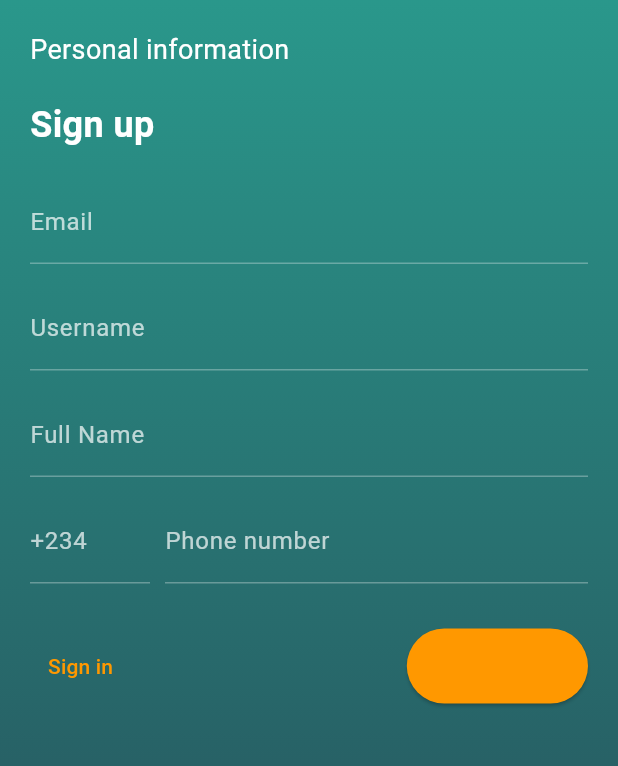
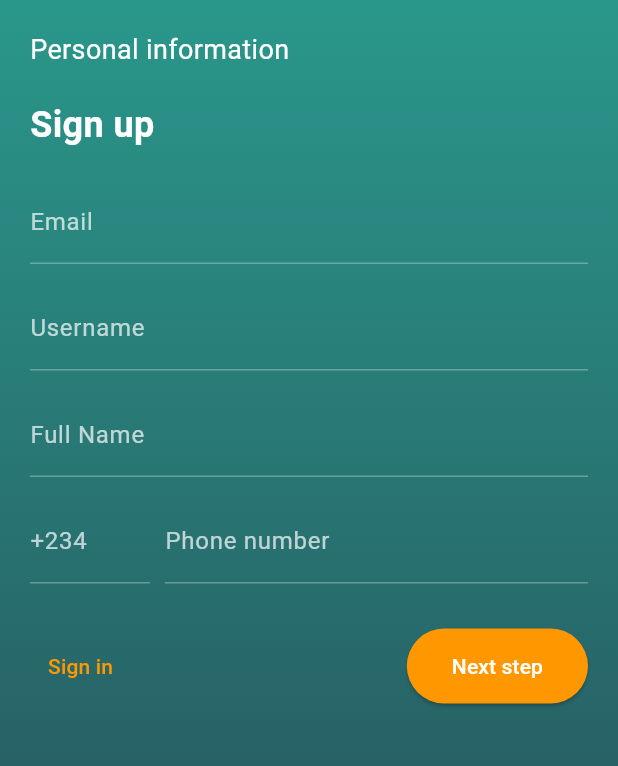
Before and after one commit to Jesudunsin2005/Phynix, a Flutter app: the screen it shows after launch, after a tap on "Create account", on a phone screen of 412 x 824 dp, the part 81-847 px from its top. Run offline on Flutter 3.47's test engine with Material 3 defaults, Android fonts, the phone set to English and light mode, and no system bars; our stand-ins replace flutter_dotenv, supabase_flutter; accounts and stored records are empty.

Commit message:
updated the text color

```diff
--- a/lib/auth/login_page.dart
+++ b/lib/auth/login_page.dart
@@ -109,7 +109,10 @@ class _LoginPageState extends State<LoginPage> {
                       ),
                       child: _isLoading
                           ? const CircularProgressIndicator()
-                          : const Text('Sign in'),
+                          : const Text(
+                              'Sign in',
+                              style: TextStyle(color: Colors.white),
+                            ),
                     ),
                   ],
                 ),
--- a/lib/auth/signup_page.dart
+++ b/lib/auth/signup_page.dart
@@ -234,7 +234,10 @@ class _SignupPagesState extends State<SignupPages> {
                   backgroundColor: Colors.orange,
                   padding: EdgeInsets.symmetric(horizontal: 30, vertical: 15),
                 ),
-                child: Text('Next step'),
+                child: Text(
+                  'Next step',
+                  style: TextStyle(color: Colors.white),
+                ),
               ),
             ],
           ),
@@ -340,7 +343,10 @@ class _SignupPagesState extends State<SignupPages> {
                 ),
                 child: _isLoading
                     ? CircularProgressIndicator(color: Colors.white)
-                    : Text('Create an account'),
+                    : Text(
+                        'Create an account',
+                        style: TextStyle(color: Colors.white),
+                      ),
               ),
             ],
           ),
--- a/pubspec.yaml
+++ b/pubspec.yaml
@@ -4,7 +4,7 @@ publish_to: "none"
 version: 0.1.0
 
 environment:
-  sdk: ">=3.3.4 <4.0.0"
+  sdk: ">=3.1.5 <4.0.0"
 
 dependencies:
   flutter:
```
Also changed, not shown: pubspec.lock.
